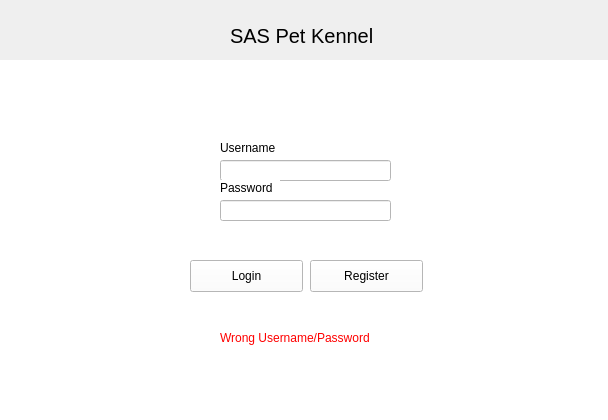
Above: ProjectSAS/application.ui from SimenSch/ProjectSAS before the change. Below: the same form after it.
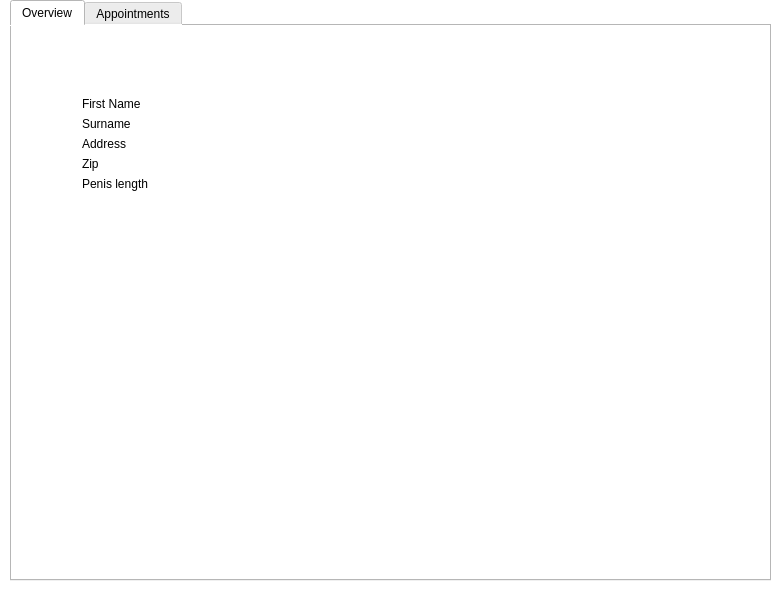
That is the form after the change.

What changed in the file:
```diff
--- a/ProjectSAS/application.ui
+++ b/ProjectSAS/application.ui
@@ -6,43 +6,27 @@
    <rect>
     <x>0</x>
     <y>0</y>
-    <width>608</width>
-    <height>420</height>
+    <width>777</width>
+    <height>589</height>
    </rect>
   </property>
   <property name="windowTitle">
    <string>Form</string>
   </property>
-  <widget class="QLabel" name="label">
-   <property name="geometry">
-    <rect>
-     <x>230</x>
-     <y>20</y>
-     <width>161</width>
-     <height>31</height>
-    </rect>
-   </property>
-   <property name="styleSheet">
-    <string notr="true">font-size: 20px;</string>
-   </property>
-   <property name="text">
-    <string>SAS Pet Kennel</string>
-   </property>
-  </widget>
   <widget class="QStackedWidget" name="stackedWidget">
    <property name="geometry">
     <rect>
      <x>0</x>
-     <y>60</y>
-     <width>611</width>
-     <height>361</height>
+     <y>0</y>
+     <width>781</width>
+     <height>591</height>
     </rect>
    </property>
    <property name="styleSheet">
     <string notr="true">background-color: white;</string>
    </property>
    <property name="currentIndex">
-    <number>0</number>
+    <number>2</number>
    </property>
    <widget class="QWidget" name="LoginPage">
     <property name="styleSheet">
@@ -51,8 +35,8 @@
     <widget class="QPushButton" name="loginButton">
      <property name="geometry">
       <rect>
-       <x>190</x>
-       <y>200</y>
+       <x>280</x>
+       <y>400</y>
        <width>113</width>
        <height>32</height>
       </rect>
@@ -64,8 +48,8 @@
     <widget class="QPushButton" name="registerButton">
      <property name="geometry">
       <rect>
-       <x>310</x>
-       <y>200</y>
+       <x>410</x>
+       <y>400</y>
        <width>113</width>
        <height>32</height>
       </rect>
@@ -77,9 +61,9 @@
     <widget class="QLineEdit" name="userNameEdit">
      <property name="geometry">
       <rect>
-       <x>220</x>
-       <y>100</y>
-       <width>171</width>
+       <x>290</x>
+       <y>310</y>
+       <width>221</width>
        <height>21</height>
       </rect>
      </property>
@@ -87,9 +71,9 @@
     <widget class="QLineEdit" name="passwordEdit">
      <property name="geometry">
       <rect>
-       <x>220</x>
-       <y>140</y>
-       <width>171</width>
+       <x>290</x>
+       <y>360</y>
+       <width>221</width>
        <height>21</height>
       </rect>
      </property>
@@ -97,8 +81,8 @@
     <widget class="QLabel" name="label_3">
      <property name="geometry">
       <rect>
-       <x>220</x>
-       <y>120</y>
+       <x>290</x>
+       <y>340</y>
        <width>60</width>
        <height>16</height>
       </rect>
@@ -110,8 +94,8 @@
     <widget class="QLabel" name="label_4">
      <property name="geometry">
       <rect>
-       <x>220</x>
-       <y>80</y>
+       <x>290</x>
+       <y>290</y>
        <width>71</width>
        <height>16</height>
       </rect>
@@ -123,8 +107,8 @@
     <widget class="QLabel" name="wrongUserLabel">
      <property name="geometry">
       <rect>
-       <x>220</x>
-       <y>270</y>
+       <x>310</x>
+       <y>440</y>
        <width>171</width>
        <height>16</height>
       </rect>
@@ -138,18 +122,129 @@
     </widget>
    </widget>
    <widget class="QWidget" name="UserMenuPage">
-    <widget class="QLabel" name="label_2">
+    <widget class="QTabWidget" name="tabWidget">
      <property name="geometry">
       <rect>
-       <x>260</x>
-       <y>20</y>
-       <width>71</width>
-       <height>16</height>
+       <x>10</x>
+       <y>0</y>
+       <width>761</width>
+       <height>581</height>
       </rect>
      </property>
-     <property name="text">
-      <string>User Menu</string>
+     <property name="currentIndex">
+      <number>2</number>
      </property>
+     <widget class="QWidget" name="OverviewTab">
+      <property name="toolTip">
+       <string>&lt;html&gt;&lt;head/&gt;&lt;body&gt;&lt;p&gt;Overview&lt;/p&gt;&lt;/body&gt;&lt;/html&gt;</string>
+      </property>
+      <property name="whatsThis">
+       <string/>
+      </property>
+      <attribute name="title">
+       <string>Overview</string>
+      </attribute>
+     </widget>
+     <widget class="QWidget" name="Hei">
+      <attribute name="title">
+       <string>Pets</string>
+      </attribute>
+     </widget>
+     <widget class="QWidget" name="Appointments">
+      <attribute name="title">
+       <string>Appointments</string>
+      </attribute>
+     </widget>
+    </widget>
+   </widget>
+   <widget class="QWidget" name="EmployeePage">
+    <widget class="QTabWidget" name="tabWidget_2">
+     <property name="geometry">
+      <rect>
+       <x>10</x>
+       <y>0</y>
+       <width>761</width>
+       <height>581</height>
+      </rect>
+     </property>
+     <property name="currentIndex">
+      <number>0</number>
+     </property>
+     <widget class="QWidget" name="tab">
+      <attribute name="title">
+       <string>Overview</string>
+      </attribute>
+      <widget class="QLabel" name="label">
+       <property name="geometry">
+        <rect>
+         <x>70</x>
+         <y>70</y>
+         <width>71</width>
+         <height>16</height>
+        </rect>
+       </property>
+       <property name="text">
+        <string>First Name</string>
+       </property>
+      </widget>
+      <widget class="QLabel" name="label_2">
+       <property name="geometry">
+        <rect>
+         <x>70</x>
+         <y>90</y>
+         <width>60</width>
+         <height>16</height>
+        </rect>
+       </property>
+       <property name="text">
+        <string>Surname</string>
+       </property>
+      </widget>
+      <widget class="QLabel" name="label_5">
+       <property name="geometry">
+        <rect>
+         <x>70</x>
+         <y>110</y>
+         <width>60</width>
+         <height>16</height>
+        </rect>
+       </property>
+       <property name="text">
+        <string>Address</string>
+       </property>
+      </widget>
+      <widget class="QLabel" name="label_6">
+       <property name="geometry">
+        <rect>
+         <x>70</x>
+         <y>150</y>
+         <width>81</width>
+         <height>16</height>
+        </rect>
+       </property>
+       <property name="text">
+        <string>Penis length</string>
+       </property>
+      </widget>
+      <widget class="QLabel" name="label_7">
+       <property name="geometry">
+        <rect>
+         <x>70</x>
+         <y>130</y>
+         <width>60</width>
+         <height>16</height>
+        </rect>
+       </property>
+       <property name="text">
+        <string>Zip</string>
+       </property>
+      </widget>
+     </widget>
+     <widget class="QWidget" name="Appointments">
+      <attribute name="title">
+       <string>Appointments</string>
+      </attribute>
+     </widget>
     </widget>
    </widget>
   </widget>
```
